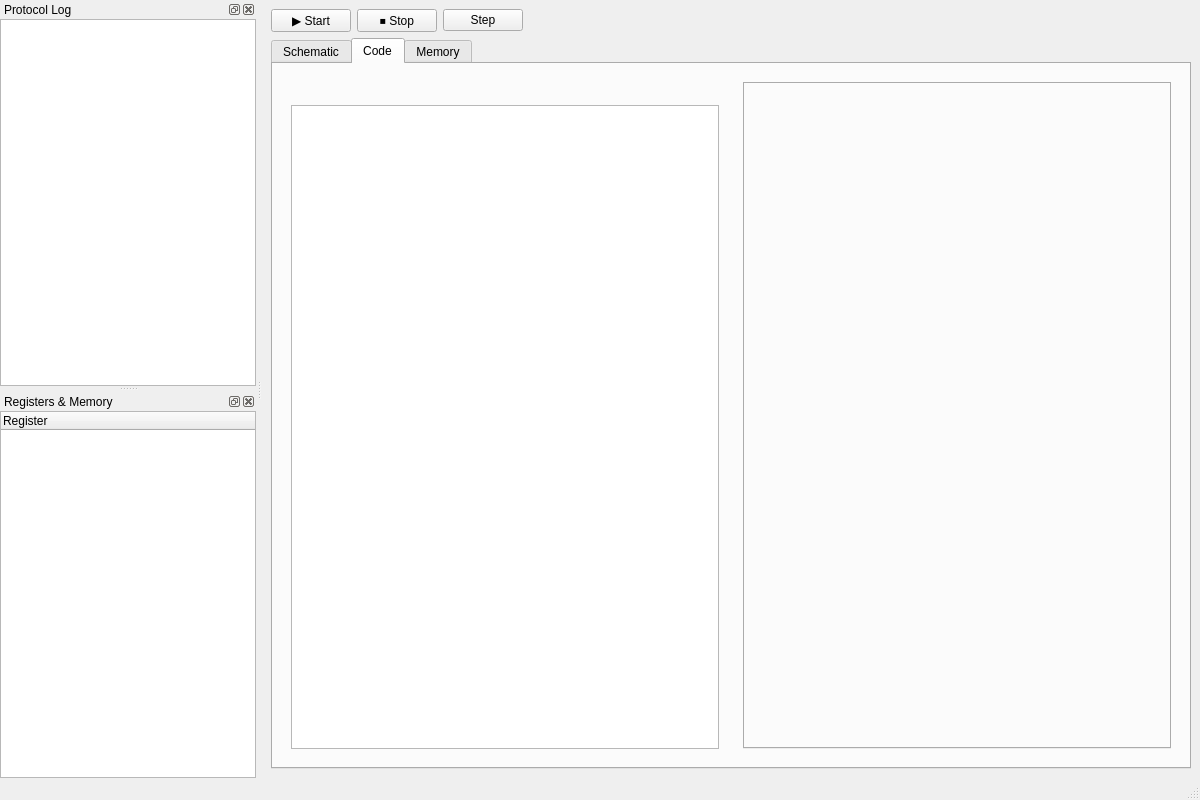
The window that ESP32Emulator/mainwindow.ui (VohminV/ESP32Emulator) describes before a commit, drawn with Qt 5.
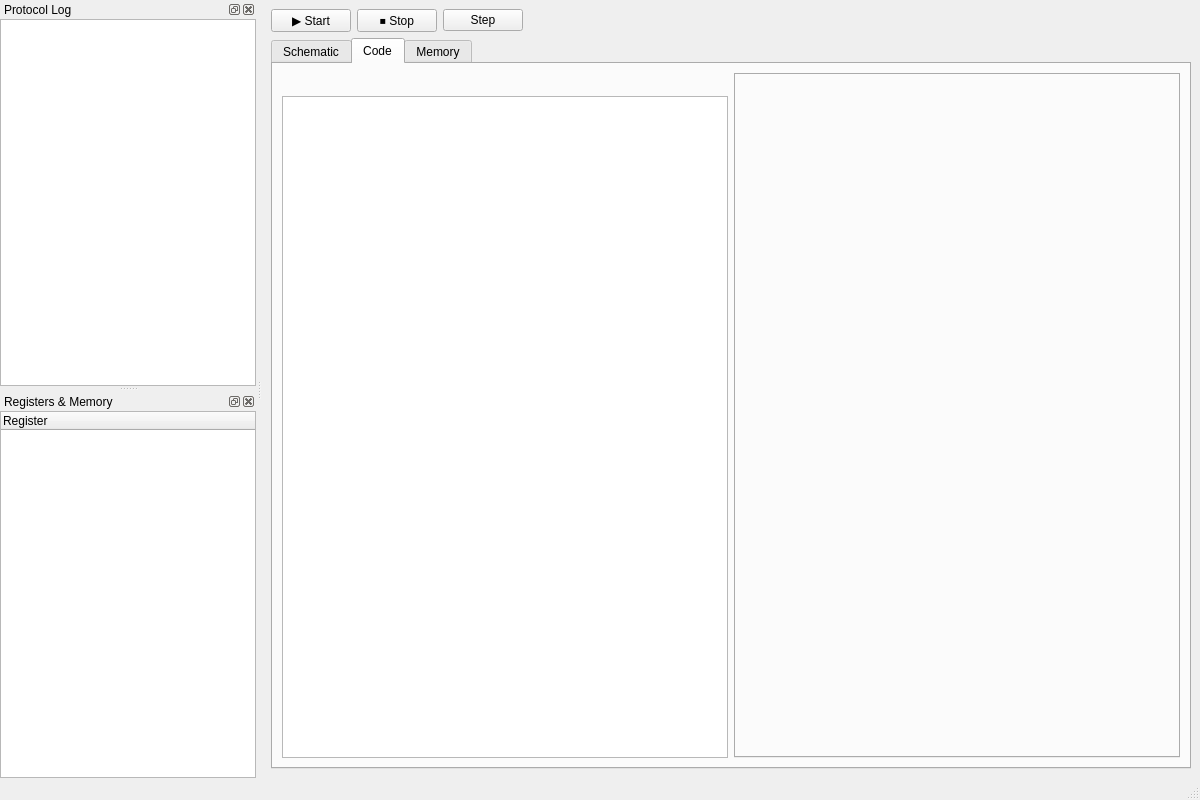
The same window after the commit. The open tabs and pages were chosen to show the change.

Patch:
```diff
--- a/ESP32Emulator/mainwindow.ui
+++ b/ESP32Emulator/mainwindow.ui
@@ -138,16 +138,7 @@
 
 	  <!-- Левая панель: QWidget с layout -->
 	  <item>
-	   <widget class="QWidget" name="projectPanel">
-		<property name="minimumSize">
-		 <size>
-		  <width>200</width>
-		  <height>0</height>
-		 </size>
-		</property>
 		<layout class="QVBoxLayout" name="projectLayout">
-
-		 <!-- Toolbar -->
 		 <item>
 		  <widget class="QToolBar" name="projectToolbar"/>
 		 </item>
@@ -156,25 +147,17 @@
 		 <item>
 		  <widget class="QTreeView" name="treeProject"/>
 		 </item>
-
-		</layout>
-	   </widget>
-	  </item>
-
-	  <!-- Правая панель: редактор вкладок -->
+         </layout>
+        </item>
 	  <item>
-	   <widget class="QWidget" name="editorPanel">
 		<layout class="QVBoxLayout" name="editorLayout">
 		 <item>
 		  <widget class="QTabWidget" name="tabEditor"/>
 		 </item>
 		</layout>
-	   </widget>
-	  </item>
-
-	 </layout>
-	</widget>
-
+        </item>
+       </layout>
+      </widget>
       <widget class="QWidget" name="tabMemory">
        <attribute name="title">
         <string>Memory</string>
```
Left out of the diff: 7 changed lines with no effect on the pictures. Lines whose indentation alone changed are shown as unchanged.
